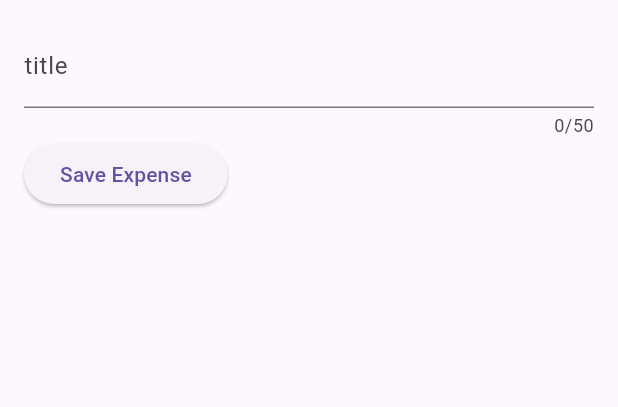
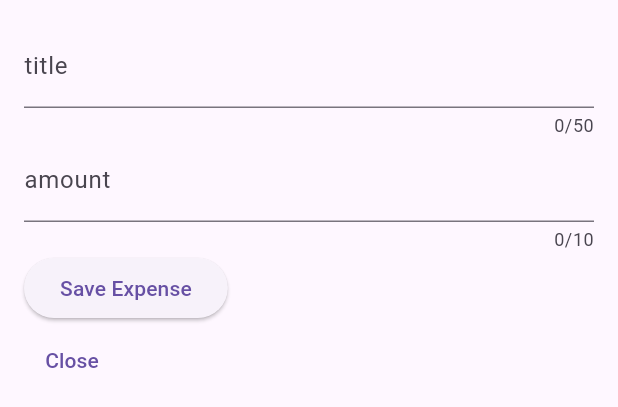
Before and after one commit to Johnatanvq/expense_tracker_app, a Flutter app: the NewExpense widget shown alone on an empty page, opened directly, on a phone screen of 412 x 824 dp. Shown: the top 407 px of the screen. Run offline on Flutter 3.47's test engine with Material 3 defaults, Android fonts, the phone set to English and light mode, and no system bars.

Commit message:
added number input with controller

```diff
--- a/lib/widgets/expenses_list/new_expense.dart
+++ b/lib/widgets/expenses_list/new_expense.dart
@@ -10,16 +10,18 @@ class NewExpense extends StatefulWidget {
 }
 
 class _NewExpenseState extends State<NewExpense>{
-  var enteredTitle = '';
+  // var enteredTitle = '';
   final titleController = TextEditingController();
+  final amountController = TextEditingController();
 
-  void saveTitleInput(String inputValue) {
-    enteredTitle = inputValue;
-  }
+  // void saveTitleInput(String inputValue) {
+  //   enteredTitle = inputValue;
+  // }
 
   @override
   void dispose(){
     titleController.dispose();
+    amountController.dispose();
     super.dispose();
   }
 
@@ -39,6 +41,16 @@ class _NewExpenseState extends State<NewExpense>{
               )
             ),
           ),
+          TextField(
+            controller: amountController,
+            maxLength: 10,
+            keyboardType: TextInputType.number,
+            decoration: InputDecoration(
+              label: Text(
+                'amount',
+              )
+            ),
+          ),
           Row(
             children: [
               ElevatedButton(
@@ -50,6 +62,16 @@ class _NewExpenseState extends State<NewExpense>{
                 ),
               ),
             ],
+          ),
+          Row(
+            children: [
+              TextButton(
+                onPressed: () {},
+                child: Text(
+                  'Close'
+                ),
+              ),
+            ],
           )
         ],
       ),
```
